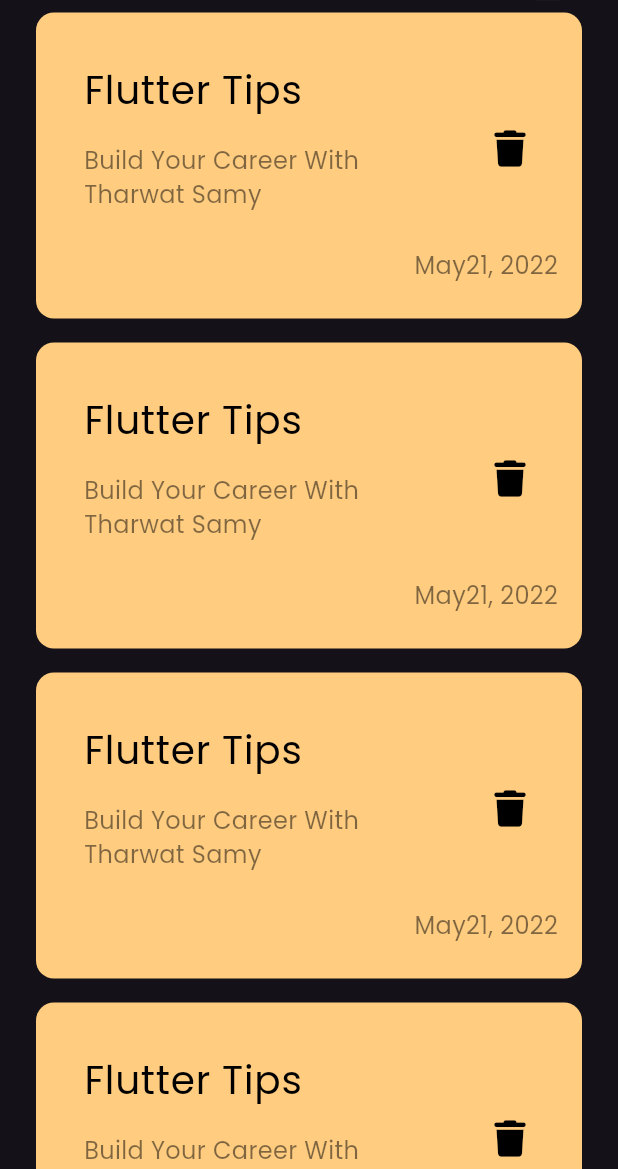
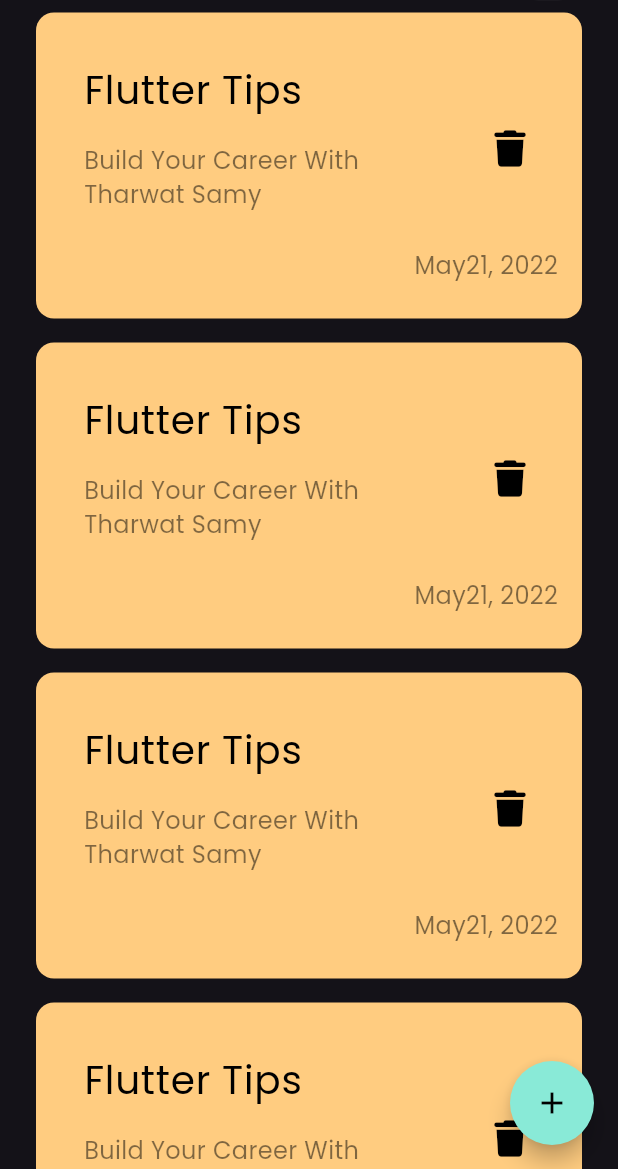
Before and after one commit to Noha0212/NotesApp, a Flutter app: the screen it shows after launch, on a phone screen of 412 x 824 dp, the part 67-1236 px from its top. Run offline on Flutter 3.47's test engine with Material 3 defaults, Android fonts, the phone set to English and light mode, and no system bars; our stand-ins replace font_awesome_flutter.

Commit message:
add floating action button

```diff
--- a/lib/views/notes_view.dart
+++ b/lib/views/notes_view.dart
@@ -6,8 +6,17 @@ class NotesView extends StatelessWidget {
 
   @override
   Widget build(BuildContext context) {
-    return const Scaffold(
-      body: NotesViewBody(),
+    return Scaffold(
+      floatingActionButton: FloatingActionButton(
+        onPressed: () {},
+        shape: const CircleBorder(),
+        backgroundColor: const Color.fromARGB(255, 137, 234, 215),
+        child: const Icon(
+          Icons.add,
+          color: Colors.black,
+        ),
+      ),
+      body: const NotesViewBody(),
     );
   }
 }
```
